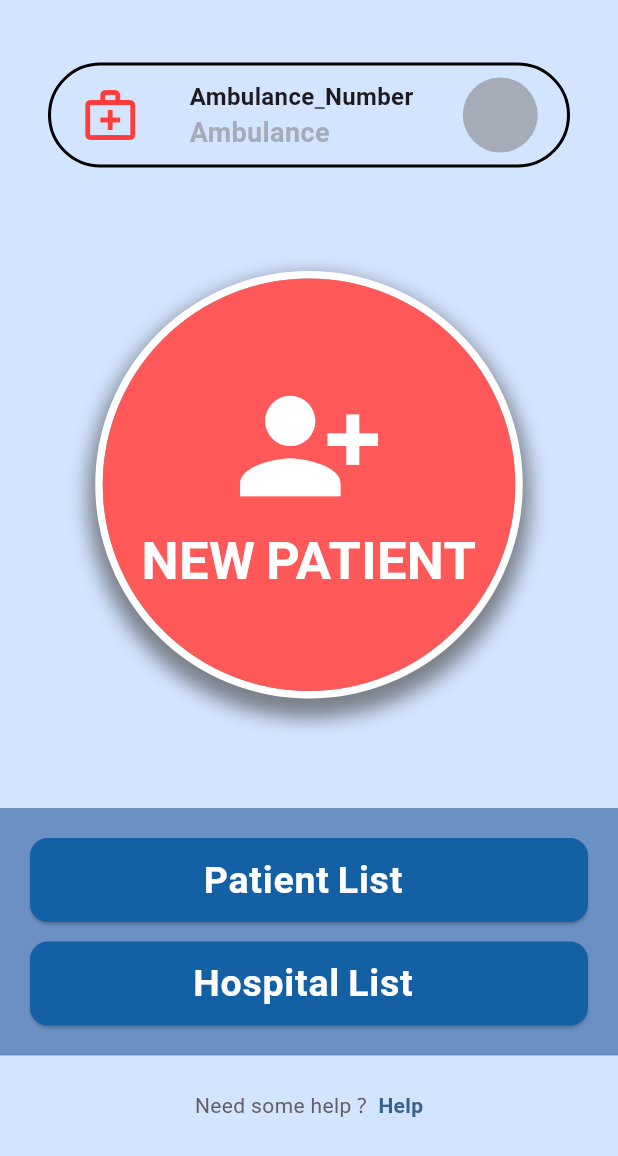
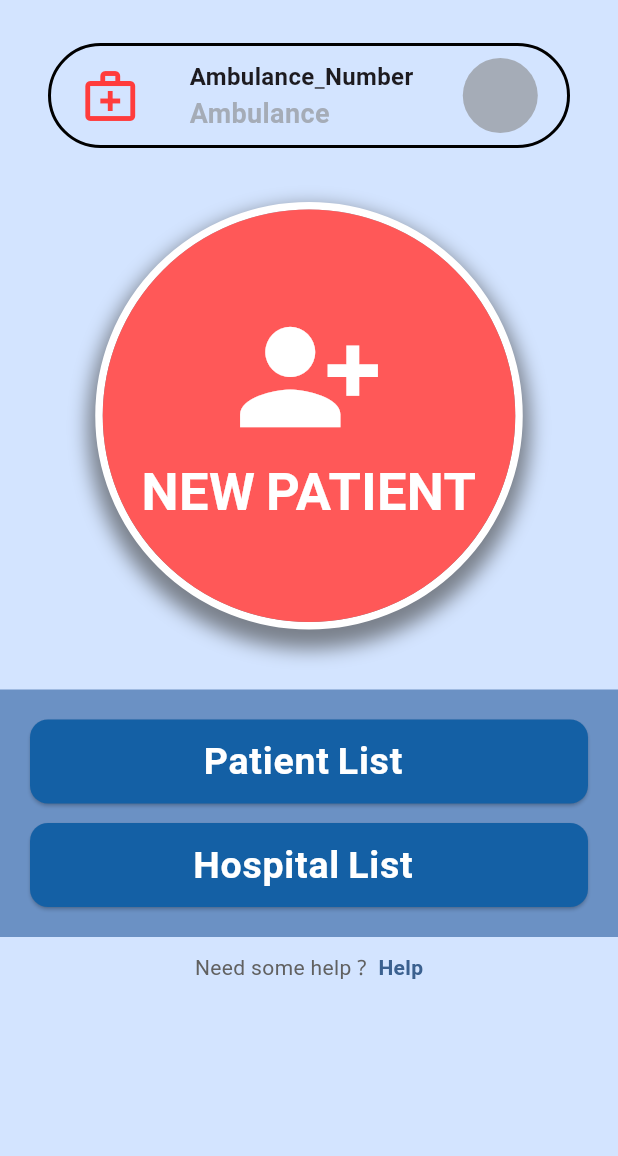
Before and after one commit to Navindu-Ashen/CareMe-Group-L, a Flutter app: the screen it shows once a user with an empty profile is signed in, on a phone screen of 412 x 824 dp, the part 80-1236 px from its top. Run offline on Flutter 3.47's test engine with Material 3 defaults, Android fonts, the phone set to English and light mode, and no system bars; our stand-ins replace firebase_auth, firebase_core, google_fonts, google_maps_flutter, location; accounts and stored records are empty.

Commit message:
Update home_screen.dart

```diff
--- a/project/lib/screens/home_screen.dart
+++ b/project/lib/screens/home_screen.dart
@@ -60,7 +60,8 @@ class _HomeScreenState extends State<HomeScreen> {
         backgroundColor: Theme.of(context).colorScheme.primaryContainer,
       ),
       drawer: MainDrawer(),
-      body: Column(
+      body: SingleChildScrollView(
+        child: Column(
           mainAxisAlignment: MainAxisAlignment.spaceEvenly,
           children: [
             // Image.asset(
@@ -116,7 +117,7 @@ class _HomeScreenState extends State<HomeScreen> {
                 ),
               ),
             ),
-          SizedBox(height: 40),
+            SizedBox(height: 20),
             Container(
               decoration: BoxDecoration(
                 boxShadow: [
@@ -168,7 +169,7 @@ class _HomeScreenState extends State<HomeScreen> {
                 ),
               ),
             ),
-          SizedBox(height: 60),
+            SizedBox(height: 40),
             Container(
               decoration: BoxDecoration(
                 // borderRadius: BorderRadius.circular(8),
@@ -250,6 +251,7 @@ class _HomeScreenState extends State<HomeScreen> {
             )
           ],
         ),
+      ),
     );
   }
 }
```
Lines whose indentation alone changed are shown as unchanged.
